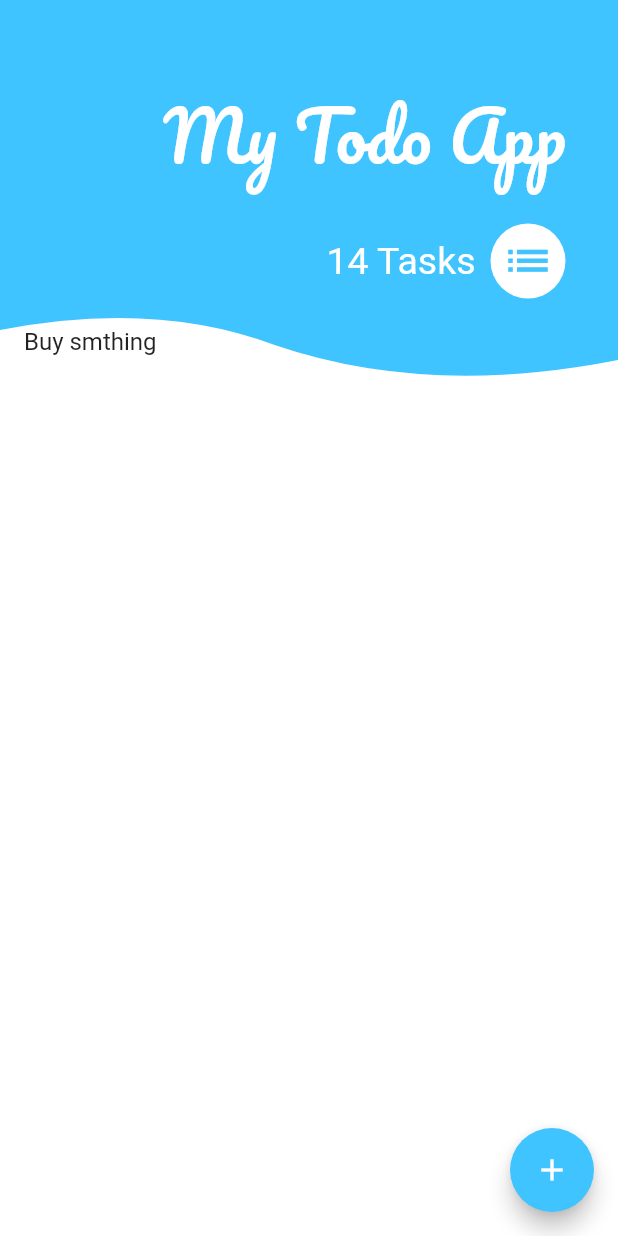
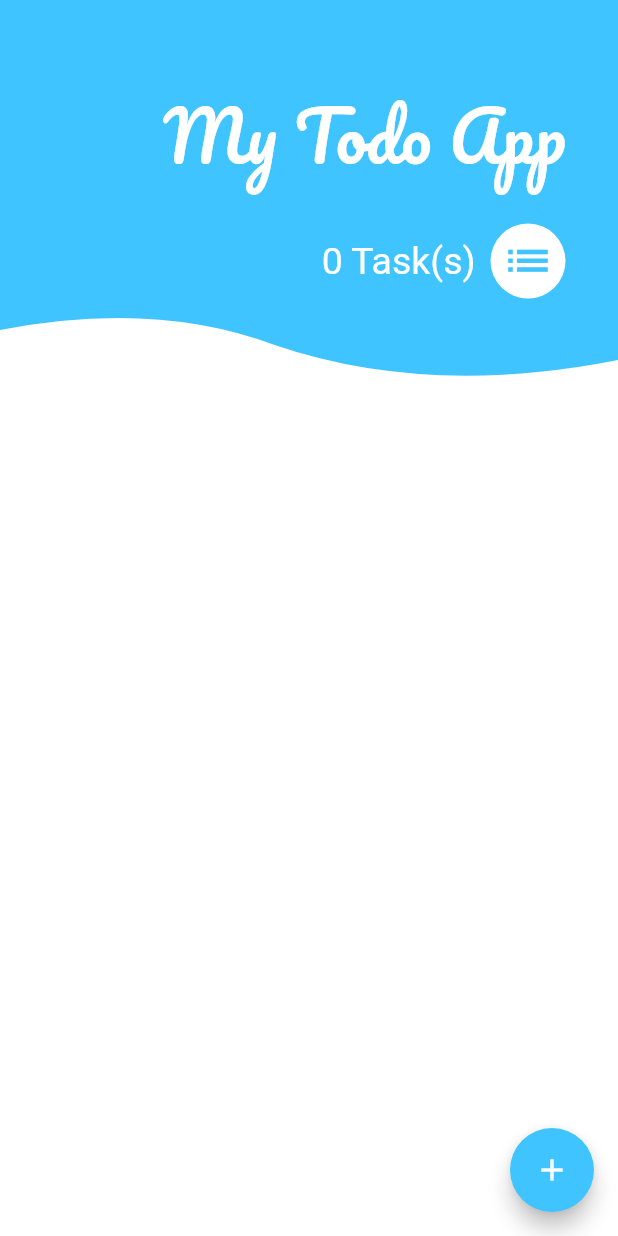
Before and after one commit to Flow2dot0/flutter_todo_provider, a Flutter app: the screen it shows after launch, on a phone screen of 412 x 824 dp. Run offline on Flutter 3.47's test engine with Material 2 defaults, Android fonts, the phone set to English and light mode, and no system bars; our stand-ins replace flutter_custom_clippers, google_fonts.

Commit message:
Version 1.0.0

```diff
--- a/lib/models/task_manager.dart
+++ b/lib/models/task_manager.dart
@@ -1,6 +1,26 @@
+import 'dart:collection';
+
 import 'package:flutter/foundation.dart';
 import 'package:flutter_todo_provider/models/task.dart';
 
 class TaskManager extends ChangeNotifier {
-  List<Task> tasks = [];
+  List<Task> _tasks = [];
+
+  UnmodifiableListView<Task> get tasks => UnmodifiableListView(_tasks);
+  int get tasksCount => _tasks.length;
+
+  void addTask(String title) {
+    _tasks.add(Task(title: title));
+    notifyListeners();
+  }
+
+  void updateTask(Task task) {
+    task.toggle();
+    notifyListeners();
+  }
+
+  void deleteTask(Task task) {
+    _tasks.remove(task);
+    notifyListeners();
+  }
 }
--- a/lib/screens/tasks_screen.dart
+++ b/lib/screens/tasks_screen.dart
@@ -1,6 +1,7 @@
 import 'package:flutter/material.dart';
 import 'package:flutter_custom_clippers/flutter_custom_clippers.dart';
 import 'package:flutter_todo_provider/models/task_manager.dart';
+import 'package:flutter_todo_provider/widgets/tasks_list.dart';
 import 'package:google_fonts/google_fonts.dart';
 import 'package:provider/provider.dart';
 
@@ -51,7 +52,7 @@ class TaskScreen extends StatelessWidget {
                   mainAxisAlignment: MainAxisAlignment.end,
                   children: <Widget>[
                     Text(
-                      '14 Tasks',
+                      "${Provider.of<TaskManager>(context).tasksCount} Task(s)",
                       style: GoogleFonts.roboto(
                         textStyle:
                             TextStyle(color: Colors.white, fontSize: 25.0),
@@ -77,18 +78,11 @@ class TaskScreen extends StatelessWidget {
           Expanded(
             child: ClipPath(
               child: Container(
+                padding: EdgeInsets.symmetric(horizontal: 17.0, vertical: 20.0),
                 width: MediaQuery.of(context).size.width,
                 color: Colors.white,
                 child: Consumer<TaskManager>(builder: (context, tasks, child) {
-                  return ListView(
-                    children: <Widget>[
-                      ListTile(
-                        title: Text('Buy smthing'),
-                        trailing:
-                            Checkbox(value: false, onChanged: (bool b) {}),
-                      )
-                    ],
-                  );
+                  return TasksList();
                 }),
               ),
               clipper: WaveClipperTwo(reverse: true),
--- /dev/null
+++ b/lib/widgets/tasks_list.dart
@@ -0,0 +1,27 @@
+import 'package:flutter/material.dart';
+import 'package:flutter_todo_provider/widgets/task_tile.dart';
+import 'package:provider/provider.dart';
+import 'package:flutter_todo_provider/models/task_manager.dart';
+
+class TasksList extends StatelessWidget {
+  @override
+  Widget build(BuildContext context) {
+    return Consumer<TaskManager>(
+      builder: (context, taskManager, child) {
+        return ListView.builder(
+            itemCount: taskManager.tasksCount,
+            itemBuilder: (context, i) {
+              return TaskTile(
+                isDone: taskManager.tasks[i].isDone,
+                title: taskManager.tasks[i].title,
+                checkboxCallBack: (checkBoxState) {
+                  taskManager.updateTask(taskManager.tasks[i]);
+                },
+                longPressCallback: () =>
+                    taskManager.deleteTask(taskManager.tasks[i]),
+              );
+            });
+      },
+    );
+  }
+}
```
Also changed, not shown: lib/screens/add_task_screen.dart (+14 -2 lines), lib/widgets/task_tile.dart (added, +35 -0 lines).
